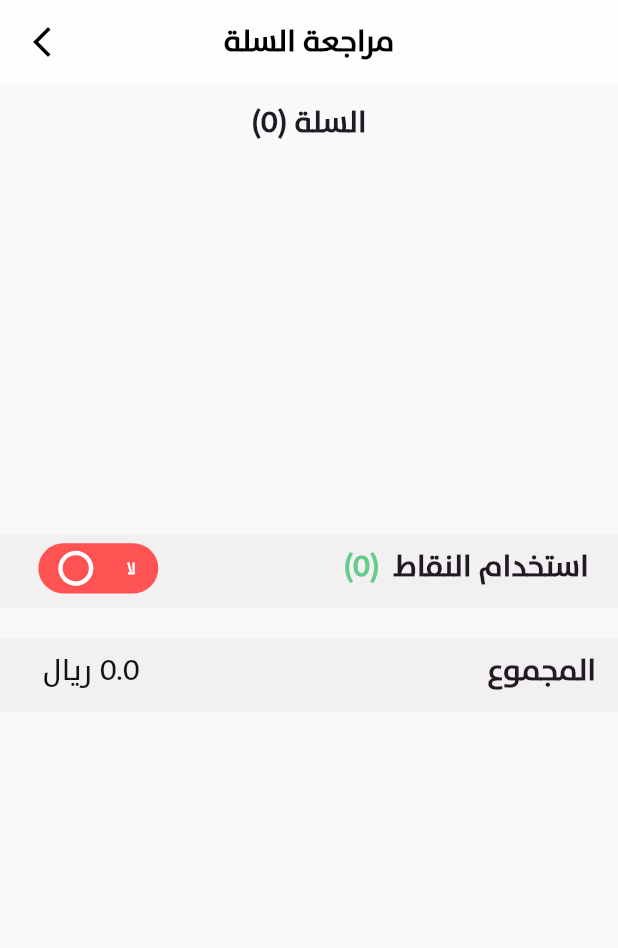
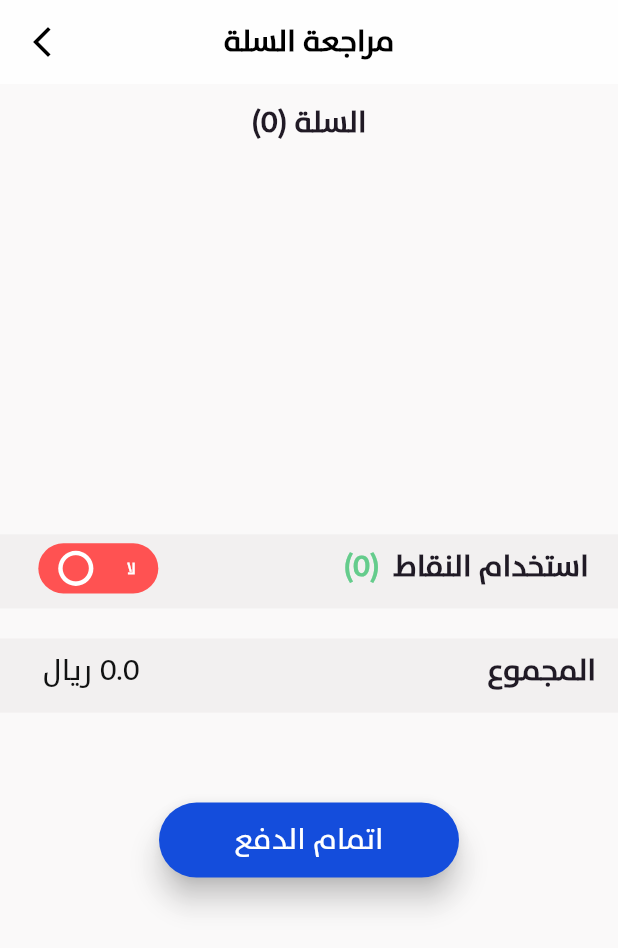
Before and after one commit to GP2022KSU/2022-GP2-04, a Flutter app: the CheckOut screen opened directly, on a phone screen of 412 x 824 dp. Shown: the top 948 px of the screen. Run offline on Flutter 3.47's test engine with Material 2 defaults, Android fonts, the phone set to English and light mode, and no system bars; drawn by our look-alikes of lite_rolling_switch; our stand-ins replace curved_navigation_bar, firebase_auth, firebase_core, firebase_database, flutter_slidable, flutter_spinkit and 5 more; missing offline and left inert: animated_button, dart:ffi, flutter_scrolling_fab_animated, qr_code_scanner; accounts and stored records are empty.

Commit message:
Complete CheckOut page

```diff
--- a/CartToGo/lib/Pages/CheckOut.dart
+++ b/CartToGo/lib/Pages/CheckOut.dart
@@ -4,6 +4,7 @@ import 'package:google_fonts/google_fonts.dart';
 import 'package:firebase_auth/firebase_auth.dart';
 import 'package:firebase_database/ui/firebase_animated_list.dart';
 import 'package:firebase_database/firebase_database.dart';
+import '../main.dart';
 import '../widgets/ShoppingCartWidget.dart';
 import 'Navigation.dart';
 import 'package:carttogo/Users/user.dart' as user;
@@ -22,23 +23,36 @@ class CheckOut extends StatefulWidget {
 }
 
 class _CheckOutState extends State<CheckOut> {
+  bool vis = false;
+
+  void _changed(bool visibility, bool field) {
+    setState(() {
+      if (field == true) {
+        vis = visibility;
+      }
+      if (field == false) {
+        vis = visibility;
+      }
+    });
+  }
+
   Widget build(BuildContext context) {
     final _fb = FirebaseDatabase.instance;
     return Scaffold(
-        backgroundColor: Color.fromARGB(231, 249, 248, 248),
+        backgroundColor: const Color.fromARGB(231, 249, 248, 248),
         appBar: AppBar(
           leading: IconButton(
-            icon: Icon(Icons.arrow_back_ios_new, color: Colors.black),
+            icon: const Icon(Icons.arrow_back_ios_new, color: Colors.black),
             onPressed: () {
               Navigator.push(context, MaterialPageRoute(builder: (context) {
-                return Navi();
+                return const Navi();
               }));
             },
           ),
-          backgroundColor: Color.fromARGB(231, 255, 255, 255),
-          title: Text(
+          backgroundColor: const Color.fromARGB(231, 255, 255, 255),
+          title: const Text(
             "مراجعة السلة",
-            style: TextStyle(
+            style: const TextStyle(
               color: Colors.black,
               fontWeight: FontWeight.bold,
               fontFamily: 'CartToGo',
@@ -51,7 +65,7 @@ class _CheckOutState extends State<CheckOut> {
             heightFactor: 2,
             child: Column(
               children: <Widget>[
-                SizedBox(height: 20),
+                const SizedBox(height: 20),
                 Text(
                   "(" +
                       user.getnumOfProducts().toString() +
@@ -59,8 +73,8 @@ class _CheckOutState extends State<CheckOut> {
                       " السلة", //Product name 1 android 2 ios
                   textAlign: TextAlign.right,
                   textDirection: TextDirection.ltr,
-                  style: TextStyle(
-                      color: Color.fromRGBO(32, 26, 37, 1),
+                  style: const TextStyle(
+                      color: const Color.fromRGBO(32, 26, 37, 1),
                       fontSize: 20,
                       letterSpacing:
                           0 /*percentages not used in flutter. defaulting to zero*/,
@@ -68,11 +82,11 @@ class _CheckOutState extends State<CheckOut> {
                       height: 0.9),
                 ),
                 Cart(),
-                SizedBox(
+                const SizedBox(
                   height: 15,
                 ),
                 Container(
-                  decoration: BoxDecoration(
+                  decoration: const BoxDecoration(
                     color: Color.fromARGB(255, 242, 240, 240),
                     //border: Border.all(color: Colors.black),
                   ),
@@ -81,11 +95,11 @@ class _CheckOutState extends State<CheckOut> {
                   child: Row(
                     textDirection: TextDirection.rtl,
                     children: <Widget>[
-                      Text(
+                      const Text(
                         "  استخدام النقاط    ",
                         //textAlign: TextAlign.right,
                         //textDirection: TextDirection.ltr,
-                        style: TextStyle(
+                        style: const TextStyle(
                             color: Color.fromRGBO(32, 26, 37, 1),
                             fontSize: 20,
                             letterSpacing:
@@ -95,7 +109,7 @@ class _CheckOutState extends State<CheckOut> {
                       ),
                       Text(
                         "(" + user.getPoints().toString() + ")",
-                        style: TextStyle(
+                        style: const TextStyle(
                             color: Color.fromARGB(255, 101, 204, 140),
                             fontSize: 20,
                             letterSpacing:
@@ -120,7 +134,17 @@ class _CheckOutState extends State<CheckOut> {
                             textSize: 10,
                             iconOn: Icons.circle_sharp,
                             iconOff: Icons.circle_sharp,
-                            onChanged: (bool postion) {},
+                            onChanged: (bool postion) {
+                              if (user.getPoints() > 0) {
+                                setState(() {
+                                  if (postion == true) {
+                                    _changed(true, postion);
+                                  } else {
+                                    _changed(false, postion);
+                                  }
+                                });
+                              }
+                            },
                             onDoubleTap: () {},
                             onSwipe: () {},
                             onTap: () {},
@@ -132,8 +156,8 @@ class _CheckOutState extends State<CheckOut> {
                   height: 20,
                 ),
                 Container(
-                  decoration: BoxDecoration(
-                    color: Color.fromARGB(255, 242, 240, 240),
+                  decoration: const BoxDecoration(
+                    color: const Color.fromARGB(255, 242, 240, 240),
                     //border: Border.all(color: Colors.black),
                   ),
                   height: MediaQuery.of(context).size.height * 0.06,
@@ -141,7 +165,7 @@ class _CheckOutState extends State<CheckOut> {
                   child: Row(
                     textDirection: TextDirection.rtl,
                     children: <Widget>[
-                      Text(
+                      const Text(
                         "  المجموع   ",
                         //textAlign: TextAlign.right,
                         //textDirection: TextDirection.ltr,
@@ -160,8 +184,8 @@ class _CheckOutState extends State<CheckOut> {
                         user.getTotal().toString() + " ريال",
                         textAlign: TextAlign.right,
                         textDirection: TextDirection.rtl,
-                        style: TextStyle(
-                            color: Color.fromARGB(255, 17, 18, 18),
+                        style: const TextStyle(
+                            color: const Color.fromARGB(255, 17, 18, 18),
                             fontSize: 20,
                             letterSpacing:
                                 0 /*percentages not used in flutter. defaulting to zero*/,
@@ -171,6 +195,72 @@ class _CheckOutState extends State<CheckOut> {
                     ],
                   ),
                 ),
+                const SizedBox(
+                  height: 20,
+                ),
+                Visibility(
+                  visible: vis,
+                  child: Container(
+                    decoration: const BoxDecoration(
+                      color: const Color.fromARGB(255, 242, 240, 240),
+                      //border: Border.all(color: Colors.black),
+                    ),
+                    height: MediaQuery.of(context).size.height * 0.06,
+                    //width: MediaQuery.of(context).size.width * 0.9,
+                    child: Row(
+                      textDirection: TextDirection.rtl,
+                      children: <Widget>[
+                        const Text(
+                          "  المجموع بعد النقاط  ",
+                          //textAlign: TextAlign.right,
+                          //textDirection: TextDirection.ltr,
+                          style: TextStyle(
+                              color: Color.fromRGBO(32, 26, 37, 1),
+                              fontSize: 20,
+                              letterSpacing:
+                                  0 /*percentages not used in flutter. defaulting to zero*/,
+                              fontWeight: FontWeight.w700,
+                              height: 0.9),
+                        ),
+                        SizedBox(
+                          width: MediaQuery.of(context).size.width * 0.313,
+                        ),
+                        Text(
+                          user.getTotal().toString() + " ريال",
+                          textAlign: TextAlign.right,
+                          textDirection: TextDirection.rtl,
+                          style: const TextStyle(
+                              color: const Color.fromARGB(255, 17, 18, 18),
+                              fontSize: 20,
+                              letterSpacing:
+                                  0 /*percentages not used in flutter. defaulting to zero*/,
+                              //fontWeight: FontWeight.w700,
+                              height: 0.9),
+                        ),
+                      ],
+                    ),
+                  ),
+                ),
+                const SizedBox(
+                  height: 40,
+                ),
+                ElevatedButton(
+                    style: ButtonStyle(
+                        elevation: MaterialStateProperty.all(8.0),
+                        textStyle: MaterialStateProperty.all(const TextStyle(
+                            fontSize: 20, fontFamily: 'CartToGo')),
+                        fixedSize:
+                            MaterialStateProperty.all(const Size(200, 50)),
+                        shape:
+                            MaterialStateProperty.all<RoundedRectangleBorder>(
+                                RoundedRectangleBorder(
+                                    borderRadius: BorderRadius.circular(30.0))),
+                        backgroundColor: MaterialStateProperty.all(appColor),
+                        foregroundColor:
+                            MaterialStateProperty.all(Colors.white)),
+                    onPressed: () async {},
+                    child: const Text('اتمام الدفع')),
+                //end of login button
               ],
             )));
   }
@@ -194,7 +284,7 @@ class _CheckOutState extends State<CheckOut> {
                   child: FirebaseAnimatedList(
                       query: _fb.ref().child(
                           "Shopper/${FirebaseAuth.instance.currentUser?.uid}/Carts/${asyn.data}"),
-                      duration: Duration(milliseconds: 500),
+                      duration: const Duration(milliseconds: 500),
                       itemBuilder: (BuildContext context, DataSnapshot snapshot,
                           Animation<double> animation, int index) {
                         //numOfProducts = user.getnumOfProducts();
```
